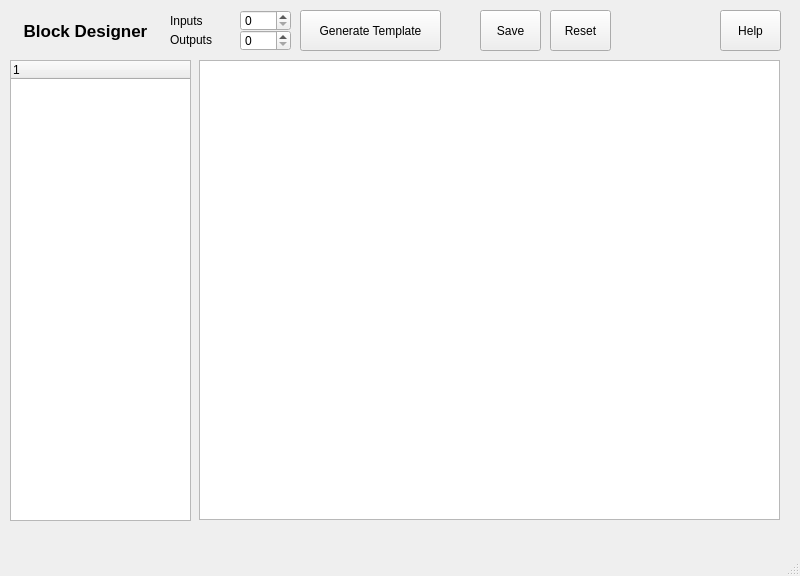
leSamo/ICP, file src/mainwindow.ui: the form before one commit.
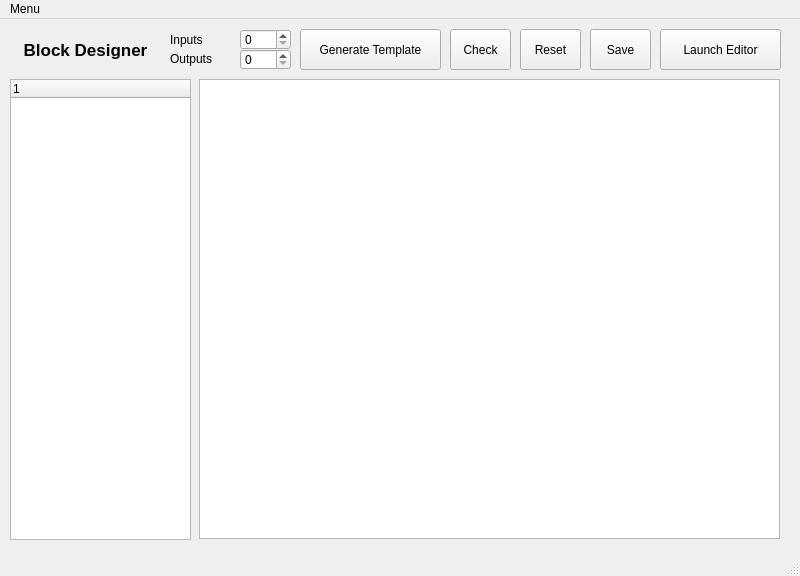
The form after the commit.

Commit message: changed vector to map, moved help to menubar, added function blocks

```diff
--- a/src/mainwindow.ui
+++ b/src/mainwindow.ui
@@ -27,7 +27,7 @@
    <widget class="QPushButton" name="ResetT">
     <property name="geometry">
      <rect>
-      <x>550</x>
+      <x>520</x>
       <y>10</y>
       <width>61</width>
       <height>41</height>
@@ -40,7 +40,7 @@
    <widget class="QPushButton" name="SaveT">
     <property name="geometry">
      <rect>
-      <x>480</x>
+      <x>590</x>
       <y>10</y>
       <width>61</width>
       <height>41</height>
@@ -135,19 +135,6 @@
      <string>Outputs</string>
     </property>
    </widget>
-   <widget class="QPushButton" name="HelpButton">
-    <property name="geometry">
-     <rect>
-      <x>720</x>
-      <y>10</y>
-      <width>61</width>
-      <height>41</height>
-     </rect>
-    </property>
-    <property name="text">
-     <string>Help</string>
-    </property>
-   </widget>
    <widget class="QTreeWidget" name="blockTree">
     <property name="geometry">
      <rect>
@@ -163,6 +150,32 @@
      </property>
     </column>
    </widget>
+   <widget class="QPushButton" name="ResetT_2">
+    <property name="geometry">
+     <rect>
+      <x>450</x>
+      <y>10</y>
+      <width>61</width>
+      <height>41</height>
+     </rect>
+    </property>
+    <property name="text">
+     <string>Check</string>
+    </property>
+   </widget>
+   <widget class="QPushButton" name="ResetT_3">
+    <property name="geometry">
+     <rect>
+      <x>660</x>
+      <y>10</y>
+      <width>121</width>
+      <height>41</height>
+     </rect>
+    </property>
+    <property name="text">
+     <string>Launch Editor</string>
+    </property>
+   </widget>
   </widget>
   <widget class="QMenuBar" name="menubar">
    <property name="geometry">
@@ -173,6 +186,13 @@
      <height>24</height>
     </rect>
    </property>
+   <widget class="QMenu" name="menuMenu">
+    <property name="title">
+     <string>Menu</string>
+    </property>
+    <addaction name="HelpIt"/>
+   </widget>
+   <addaction name="menuMenu"/>
   </widget>
   <widget class="QStatusBar" name="statusbar"/>
  </widget>
```
Left out of the diff: 8 changed lines with no effect on the pictures. The commit also changes 2 other files.
